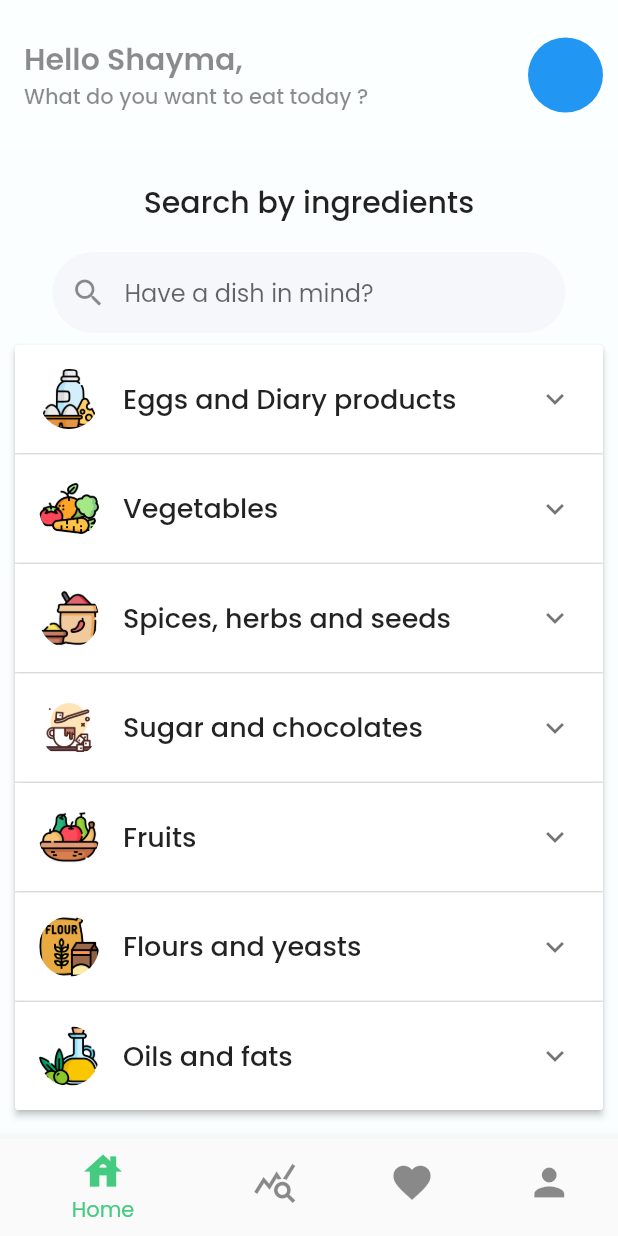
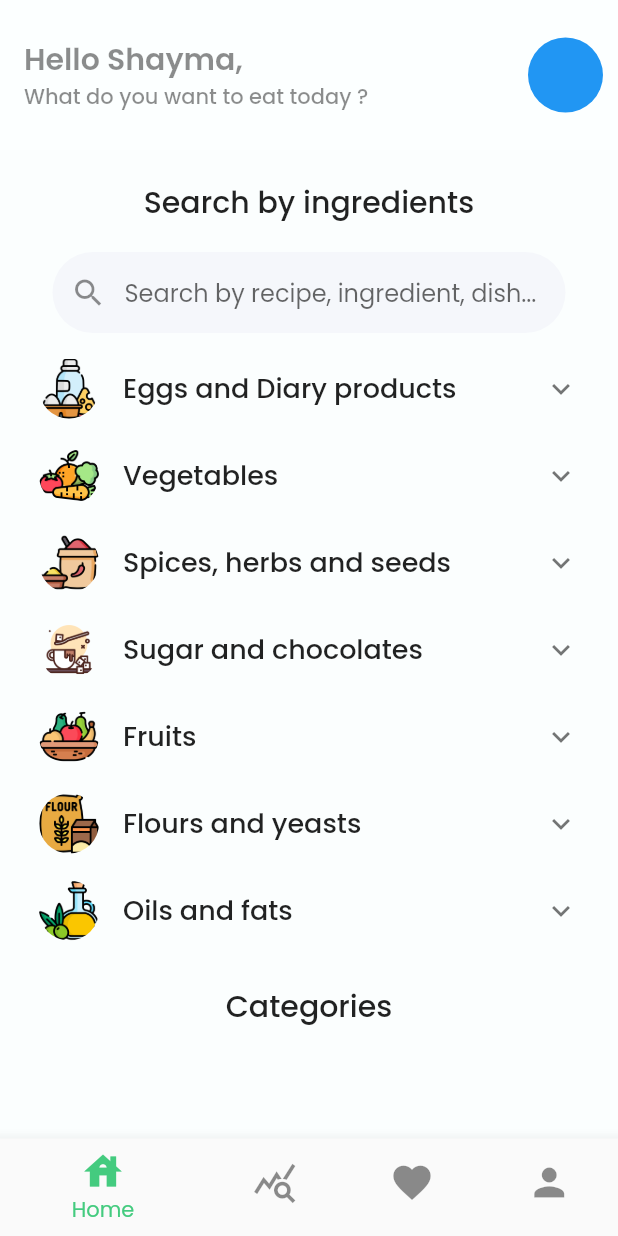
Before and after one commit to MaryemJaouadii/Foody, a Flutter app: the screen it shows after launch, on a phone screen of 412 x 824 dp. Run offline on Flutter 3.47's test engine with Material 2 defaults, Android fonts, the phone set to English and light mode, and no system bars; drawn by our look-alikes of searchfield; our stand-ins replace multi_select_flutter, speech_to_text.

Commit message:
addIngredients

```diff
--- a/lib/Models/Ingredient.dart
+++ b/lib/Models/Ingredient.dart
@@ -9,13 +9,21 @@ class Ingredient{
   String ingrId;
   String ingrName;
   String catId;
+  //TODO calories in 100g
 
   Ingredient(this.ingrId, this.ingrName, this.catId);
 }
 
 class IngredientView{
   Ingredient ingredient;
-  bool ingrIsChecked;
+  bool isChecked;
 
-  IngredientView(this.ingredient, {this.ingrIsChecked = false});
+  IngredientView(this.ingredient, {this.isChecked = false});
+  //
+  // addIngredient()=>isChecked=true;
+  //
+  // removeIngredient()=>isChecked=false;
+  // TODO I think tji fi classe recherche
+
+
 }
--- a/lib/Models/IngredientCategory.dart
+++ b/lib/Models/IngredientCategory.dart
@@ -1,5 +1,7 @@
 import 'package:flutter/material.dart';
 import 'package:foodproject/Models/Ingredient.dart';
+import 'package:multi_select_flutter/multi_select_flutter.dart';
+
 
 List categories = [
   IngredientCategory("Dp","images/milk.png", "Eggs and Diary products"),
@@ -19,66 +21,14 @@ class IngredientCategory{
 
   IngredientCategory(this.catId, this.catImg, this.catName);
 
-  List<Ingredient> getIngredients(){
-    List<Ingredient> result = [];
+  List<IngredientView> getIngredientsView(){
+    List<IngredientView> result = [];
     for (var element in ingredients) {
       if(element.catId == catId) {
-        result.add(element);
+        result.add(IngredientView(element));
       }
-      }
+    }
     return result;
   }
 
 }
-
-class IngredientCategoryView {
-  IngredientCategory category;
-  bool isExpanded;
-
-  IngredientCategoryView(this.category,
-  {this.isExpanded = false});
-
-}
-
-List<IngredientCategoryView> generateItems() {
-  List<IngredientCategoryView> myList = [];
-    for (var element in categories) {
-      myList.add(IngredientCategoryView(element));
-    }
-  return myList;
-}
-
-List<ExpansionPanel> getExpansionPanels(List<IngredientCategoryView> _items) {
-  return _items.map<ExpansionPanel>((IngredientCategoryView item) {
-    return ExpansionPanel(
-      headerBuilder: (BuildContext context, bool isExpanded) {
-        return Padding(
-          padding: const EdgeInsets.symmetric(vertical: 8.0),
-          child: ListTile(
-            leading: CircleAvatar(
-              backgroundColor: Colors.transparent,
-                backgroundImage: AssetImage(item.category.catImg)),
-            title: Text(item.category.catName,
-              style: const TextStyle(fontSize: 18.0, fontWeight: FontWeight.w500),
-            ),
-          ),
-        );
-      },
-      body: Padding(
-        padding: const EdgeInsets.symmetric(horizontal: 12.0),
-        child: Row(
-          children: [
-            for (var i in item.category.getIngredients())
-              Padding(
-                padding: const EdgeInsets.all(4.0),
-                child: ActionChip(label: Text(i.ingrName,
-                  style: TextStyle(fontSize: 16.0),),
-                  onPressed: () {  },),
-              ),
-          ],
-        ),
-      ),
-      isExpanded: item.isExpanded,
-    );
-  }).toList();
-}
--- /dev/null
+++ b/lib/Widgets/IngredientCategoryView.dart
@@ -0,0 +1,67 @@
+import 'package:flutter/cupertino.dart';
+import 'package:flutter/material.dart';
+import '../Models/IngredientCategory.dart';
+
+class IngredientCategoryView extends StatefulWidget {
+  late IngredientCategory category;
+
+  IngredientCategoryView(this.category);
+
+
+  @override
+  _IngredientCategoryViewState createState() => _IngredientCategoryViewState();
+}
+
+class _IngredientCategoryViewState extends State<IngredientCategoryView> {
+bool selected = false;
+  @override
+  Widget build(BuildContext context) {
+
+    return ExpansionTile(
+      title: Text(widget.category.catName,style: const TextStyle(fontSize: 18.0, fontWeight: FontWeight.w500)),
+      leading: CircleAvatar(
+        backgroundColor: Colors.transparent,
+        backgroundImage: AssetImage(widget.category.catImg),
+    ),
+      children: [
+        Padding(
+          padding: const EdgeInsets.symmetric(horizontal: 28.0),
+          child: Row(
+
+            children: [
+              for (var i in widget.category.getIngredientsView())
+                GestureDetector(
+                  child: Container(
+                    margin: EdgeInsets.symmetric(vertical: 8.0, horizontal: 3.0),
+                    decoration: BoxDecoration(
+                      color: i.isChecked ? Colors.red : Colors.blue,
+                        border: Border.all(
+                          color: Colors.transparent,
+                        ),
+                        borderRadius: BorderRadius.all(Radius.circular(20))
+                    ),
+                    child: Padding(
+                      padding: const EdgeInsets.symmetric(horizontal:8.0, vertical: 5.0),
+                      child: Text(i.ingredient.ingrName, style: TextStyle(fontSize: 14.0)),
+                    ),
+                  ),
+                    onTap: (){
+                      print(i.isChecked.toString());
+
+                      i.setIsChecked();
+                      print(i.isChecked.toString());
+                    setState(() {
+
+                    });
+                    },
+                ),
+            ],
+          ),
+        )
+
+      ],
+
+
+    );
+  }
+}
--- a/lib/Components/SearchIngredients.dart
+++ b/lib/Widgets/SearchIngredients.dart
@@ -1,5 +1,6 @@
 import 'package:flutter/material.dart';
-import '../Models/IngredientCategory.dart';
+import '../Widgets/IngredientCategoryView.dart';
+import 'package:foodproject/Models/IngredientCategory.dart';
 import 'package:searchfield/searchfield.dart';
 
 class SearchIngredients extends StatefulWidget {
@@ -10,7 +11,7 @@ class SearchIngredients extends StatefulWidget {
 }
 
 class _SearchIngredientsState extends State<SearchIngredients> {
-  final List<IngredientCategoryView> _items = generateItems();
+ // final List<IngredientCategoryView> _items = generateItems();
   var myList = ['ABC', 'CDE', 'EFG', 'HIJ'];
 
 
@@ -38,7 +39,7 @@ class _SearchIngredientsState extends State<SearchIngredients> {
               filled: true,
               fillColor: Color(0xFFF5F7FB),
               contentPadding: EdgeInsets.symmetric(vertical: 15.0),
-              hintText: "Have a dish in mind?",
+              hintText: "Search by recipe, ingredient, dish...",
               prefixIcon: Icon(Icons.search),
               border: OutlineInputBorder(
                   borderRadius: BorderRadius.circular(30),
@@ -47,14 +48,16 @@ class _SearchIngredientsState extends State<SearchIngredients> {
             ),
           ),
         ),
-        ExpansionPanelList(
-          animationDuration: Duration(milliseconds: 1000),
-          children: getExpansionPanels(_items),
-          expansionCallback: (panelIndex, isExpanded) {
-            _items[panelIndex].isExpanded = !isExpanded;
-            setState(() {});
-          },
-        ),
+        for(var i in categories)
+        IngredientCategoryView(i)
+        // ExpansionPanelList(
+        //   animationDuration: Duration(milliseconds: 1000),
+        //   children: getExpansionPanels(_items),
+        //   expansionCallback: (panelIndex, isExpanded) {
+        //     _items[panelIndex].isExpanded = !isExpanded;
+        //     setState(() {});
+        //   },
+        // ),
       ],
     );
   }
--- a/lib/screens/HomeScreen.dart
+++ b/lib/screens/HomeScreen.dart
@@ -1,8 +1,8 @@
 import 'package:flutter/cupertino.dart';
 import 'package:flutter/material.dart';
-import 'package:foodproject/Components/myAppBar.dart';
+import 'package:foodproject/Widgets/myAppBar.dart';
 
-import '../Components/SearchIngredients.dart';
+import '../Widgets/SearchIngredients.dart';
 
 class HomeScreen extends StatefulWidget {
   static const String id = 'home';
--- a/pubspec.yaml
+++ b/pubspec.yaml
@@ -40,6 +40,8 @@ dependencies:
   searchfield: ^0.6.2
   json_annotation: ^4.4.0
   http: ^0.13.4
+  multi_select_flutter: ^4.1.2
+
 
 
 
```
Also changed, not shown: lib/Widgets/myAppBar.dart (renamed from lib/Components/myAppBar.dart), lib/Widgets/myBottomNavigationBar.dart (added), pubspec.lock.
